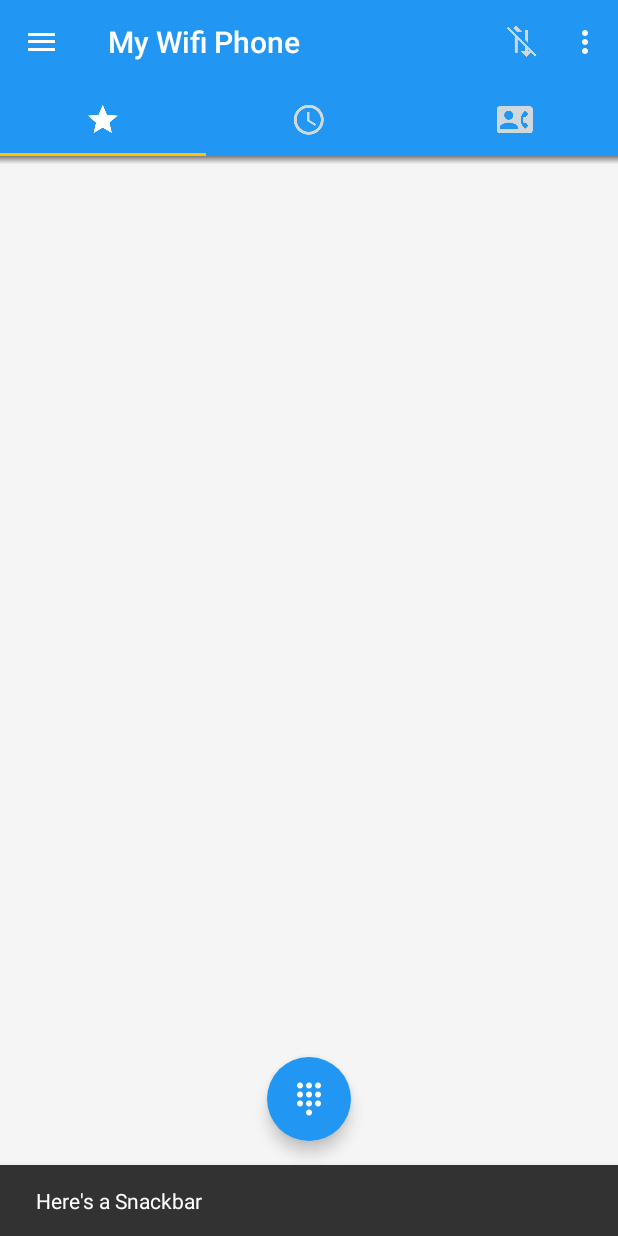
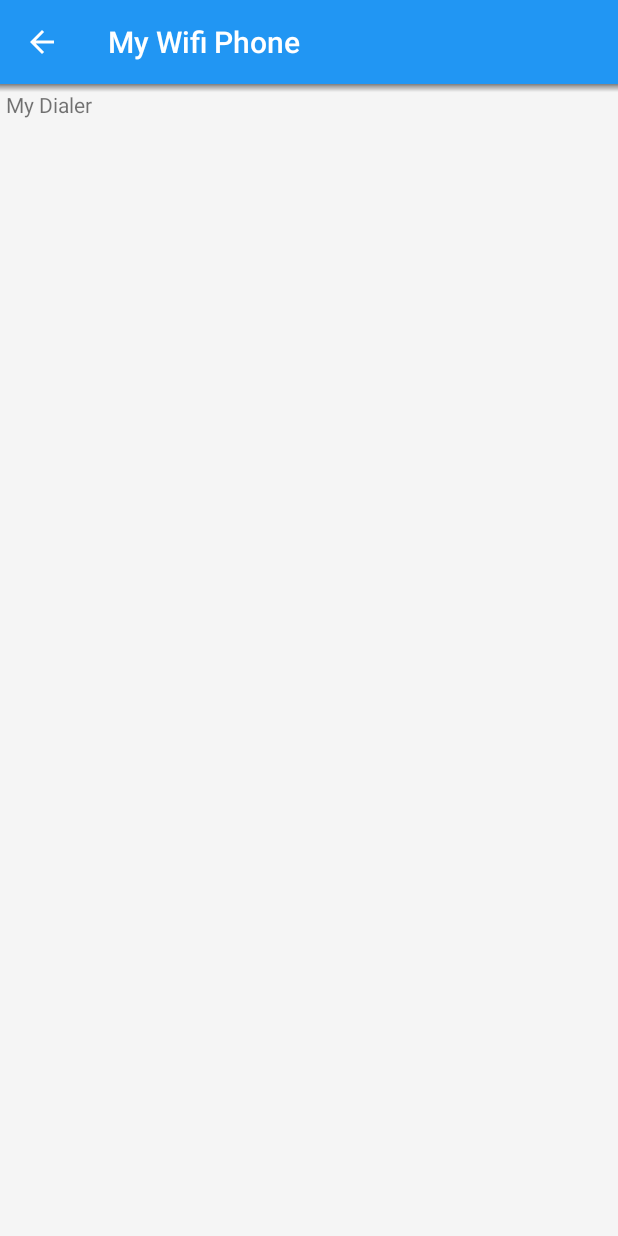
Before and after one commit to blouargant/MyWifiPhone, an Android app: the screen it shows after launch (MainActivity before the commit, DialerActivity after it), after a tap on an icon or button, on a phone screen of 412 x 824 dp. Run offline under Robolectric (Android 15) with nearby library versions, the phone set to English and light mode, and no system bars; libraries missing offline, so code that uses them is left out: java.security.acl; pictures from the network do not load; 4 statements that could not run were skipped.

Commit message:
Added DialerActivity and played around with transitions

```diff
--- a/app/src/main/AndroidManifest.xml
+++ b/app/src/main/AndroidManifest.xml
@@ -35,6 +35,11 @@
                 android:value=".MainActivity" />
         </activity>
 
+        <activity android:name=".DialerActivity">
+            <meta-data
+                android:name="android.support.PARENT_ACTIVITY"
+                android:value=".MainActivity" />
+        </activity>
 
         <!-- ATTENTION: This was auto-generated to add Google Play services to your project for
      App Indexing.  See https://g.co/AppIndexing/AndroidStudio for more information. -->
--- /dev/null
+++ b/app/src/main/java/com/xura/mywifiphone/DialerActivity.java
@@ -0,0 +1,119 @@
+package com.xura.mywifiphone;
+
+import android.net.Uri;
+import android.support.design.widget.TabLayout;
+import android.support.v4.app.NavUtils;
+import android.support.v4.widget.DrawerLayout;
+import android.support.v7.app.ActionBar;
+import android.support.v7.app.AppCompatActivity;
+import android.os.Bundle;
+import android.support.v7.widget.Toolbar;
+import android.view.MenuItem;
+import android.view.View;
+import android.widget.FrameLayout;
+
+import com.google.android.gms.appindexing.Action;
+import com.google.android.gms.appindexing.AppIndex;
+import com.google.android.gms.common.api.GoogleApiClient;
+
+public class DialerActivity extends AppCompatActivity {
+
+    private DrawerLayout mDrawerLayout;
+    /**
+     * ATTENTION: This was auto-generated to implement the App Indexing API.
+     * See https://g.co/AppIndexing/AndroidStudio for more information.
+     */
+    private GoogleApiClient client;
+
+    @Override
+    protected void onCreate(Bundle savedInstanceState) {
+        super.onCreate(savedInstanceState);
+        setContentView(R.layout.dialer_layout);
+
+        Toolbar appToolbar = (Toolbar) findViewById(R.id.top_app_bar);
+        setSupportActionBar(appToolbar);
+        // Remove the tab view
+        TabLayout Tab_layout = (TabLayout) findViewById(R.id.tabs_app_bar);
+        Tab_layout.setVisibility(View.GONE);
+
+        /*
+        getSupportActionBar().setHomeButtonEnabled(true);
+        getSupportActionBar().setDisplayHomeAsUpEnabled(true);
+        */
+        final ActionBar ab = getSupportActionBar();
+        assert ab != null;
+        ab.setHomeButtonEnabled(true);
+        ab.setDisplayHomeAsUpEnabled(true);
+        mDrawerLayout = (DrawerLayout) findViewById(R.id.settings_drawer_layout);
+
+
+
+        // ATTENTION: This was auto-generated to implement the App Indexing API.
+        // See https://g.co/AppIndexing/AndroidStudio for more information.
+        client = new GoogleApiClient.Builder(this).addApi(AppIndex.API).build();
+    }
+
+    @Override
+    public boolean onOptionsItemSelected(MenuItem item) {
+        // Handle action bar item clicks here. The action bar will
+        // automatically handle clicks on the Home/Up button, so long
+        // as you specify a parent activity in AndroidManifest.xml.
+        int id = item.getItemId();
+
+        //noinspection SimplifiableIfStatement
+        if (id == R.id.action_settings) {
+            return true;
+        }
+        if (id == android.R.id.home) {
+            NavUtils.navigateUpFromSameTask(this);
+        }
+        return super.onOptionsItemSelected(item);
+    }
+
+
+
+
+
+
+
+
+    @Override
+    public void onStart() {
+        super.onStart();
+
+        // ATTENTION: This was auto-generated to implement the App Indexing API.
+        // See https://g.co/AppIndexing/AndroidStudio for more information.
+        client.connect();
+        Action viewAction = Action.newAction(
+                Action.TYPE_VIEW, // TODO: choose an action type.
+                "AccountSettings Page", // TODO: Define a title for the content shown.
+                // TODO: If you have web page content that matches this app activity's content,
+                // make sure this auto-generated web page URL is correct.
+                // Otherwise, set the URL to null.
+                Uri.parse("http://host/path"),
+                // TODO: Make sure this auto-generated app URL is correct.
+                Uri.parse("android-app://com.xura.mywifiphone/http/host/path")
+        );
+        AppIndex.AppIndexApi.start(client, viewAction);
+    }
+
+    @Override
+    public void onStop() {
+        super.onStop();
+
+        // ATTENTION: This was auto-generated to implement the App Indexing API.
+        // See https://g.co/AppIndexing/AndroidStudio for more information.
+        Action viewAction = Action.newAction(
+                Action.TYPE_VIEW, // TODO: choose an action type.
+                "AccountSettings Page", // TODO: Define a title for the content shown.
+                // TODO: If you have web page content that matches this app activity's content,
+                // make sure this auto-generated web page URL is correct.
+                // Otherwise, set the URL to null.
+                Uri.parse("http://host/path"),
+                // TODO: Make sure this auto-generated app URL is correct.
+                Uri.parse("android-app://com.xura.mywifiphone/http/host/path")
+        );
+        AppIndex.AppIndexApi.end(client, viewAction);
+        client.disconnect();
+    }
+}
--- a/app/src/main/java/com/xura/mywifiphone/FavoritesFragment.java
+++ b/app/src/main/java/com/xura/mywifiphone/FavoritesFragment.java
@@ -1,10 +1,13 @@
 package com.xura.mywifiphone;
 
+import android.app.Activity;
 import android.content.Context;
 import android.content.Intent;
 import android.net.Uri;
 import android.os.Bundle;
 import android.support.annotation.Nullable;
+import android.support.v4.app.ActivityCompat;
+import android.support.v4.app.ActivityOptionsCompat;
 import android.support.v4.app.Fragment;
 import android.support.v4.view.ViewPager;
 import android.support.v7.widget.GridLayoutManager;
@@ -85,6 +88,7 @@ public class FavoritesFragment extends Fragment {
         private int mBackground;
         private List<String> mValues;
         private Contacts contacts;
+        private Activity mActivity;
 
         public static class ViewHolder extends RecyclerView.ViewHolder {
             public String mBoundString;
@@ -111,6 +115,7 @@ public class FavoritesFragment extends Fragment {
         }
 
         public SimpleStringRecyclerViewAdapter(Context context, Contacts contacsRef) {
+            mActivity = (Activity) context;
             context.getTheme().resolveAttribute(R.attr.selectableItemBackground, mTypedValue, true);
             mBackground = mTypedValue.resourceId;
             contacts = contacsRef;
@@ -147,7 +152,9 @@ public class FavoritesFragment extends Fragment {
                     //intent.putExtra(ContactDetailActivity.EXTRA_NAME, holder.mBoundString);
                     //String backdrop = String.valueOf(contacts.getDrawableBackground(holder.mBoundString));
                     //intent.putExtra(ContactDetailActivity.BACKGROUND, backdrop);
-                    context.startActivity(intent);
+                    ActivityOptionsCompat options = ActivityOptionsCompat.makeScaleUpAnimation(holder.mView, 0 , 0 ,holder.mView.getWidth(), holder.mView.getHeight());
+                    ActivityCompat.startActivity(mActivity, intent, options.toBundle());
+                    //context.startActivity(intent);
                 }
             });
             LinearLayout fav_layout = (LinearLayout)holder.mView.findViewById(R.id.favorite_item_layout);
--- a/app/src/main/java/com/xura/mywifiphone/MainActivity.java
+++ b/app/src/main/java/com/xura/mywifiphone/MainActivity.java
@@ -5,6 +5,7 @@ import android.animation.Animator;
 import android.animation.AnimatorListenerAdapter;
 import android.animation.ObjectAnimator;
 import android.app.Activity;
+import android.app.ActivityOptions;
 import android.content.Intent;
 import android.content.pm.PackageManager;
 import android.os.AsyncTask;
@@ -14,6 +15,7 @@ import android.support.design.widget.FloatingActionButton;
 import android.support.design.widget.Snackbar;
 import android.support.design.widget.TabLayout;
 import android.support.v4.app.ActivityCompat;
+import android.support.v4.app.ActivityOptionsCompat;
 import android.support.v4.app.Fragment;
 import android.support.v4.app.FragmentManager;
 import android.support.v4.app.FragmentPagerAdapter;
@@ -150,13 +152,19 @@ public class MainActivity extends AppCompatActivity {
 
 
         final FloatingActionButton fab = (FloatingActionButton) findViewById(R.id.fab);
+        fab.show();
+
         fab.setOnClickListener(new View.OnClickListener() {
             @Override
             public void onClick(View view) {
-                Snackbar.make(view, "Here's a Snackbar", Snackbar.LENGTH_LONG)
-                        .setAction("Action", null).show();
-            }
-        });
+                //fab.hide();
+                Intent intent = new Intent(MainActivity.this, DialerActivity.class);
+                ActivityOptionsCompat options = ActivityOptionsCompat.makeSceneTransitionAnimation(MainActivity.this);
+                //ActivityOptionsCompat options = ActivityOptionsCompat.makeScaleUpAnimation(view, 0 , 0 ,view.getWidth(), view.getHeight());
+                ActivityCompat.startActivity(MainActivity.this, intent, options.toBundle());
+
+                }
+            });
 
         tabLayout = (TabLayout) findViewById(R.id.tabs_app_bar);
         tabLayout.setupWithViewPager(viewPager);
--- /dev/null
+++ b/app/src/main/res/layout/dialer_layout.xml
@@ -0,0 +1,36 @@
+<?xml version="1.0" encoding="utf-8"?>
+<android.support.v4.widget.DrawerLayout
+    android:id="@+id/settings_drawer_layout"
+    xmlns:android="http://schemas.android.com/apk/res/android"
+    xmlns:tools="http://schemas.android.com/tools"
+    xmlns:app="http://schemas.android.com/apk/res-auto"
+    android:layout_width="match_parent"
+    android:layout_height="match_parent"
+    android:fitsSystemWindows="true">
+
+    <RelativeLayout
+        android:layout_width="match_parent"
+        android:layout_height="match_parent"
+        tools:context="com.xura.mywifiphone.DialerActivity">
+
+        <include
+            android:id="@+id/app_bar"
+            layout="@layout/app_bar"/>
+
+        <View
+            android:id="@+id/toolbar_dropshadow_view"
+            android:layout_width="match_parent"
+            android:layout_height="5dp"
+            android:layout_below="@id/app_bar"
+            android:background="@drawable/toolbar_dropshadow" />
+
+        <TextView
+            android:layout_below="@+id/app_bar"
+            android:layout_width="wrap_content"
+            android:layout_height="wrap_content"
+            android:layout_margin="4dp"
+            android:text="My Dialer" />
+
+    </RelativeLayout>
+
+</android.support.v4.widget.DrawerLayout>
--- a/app/src/main/res/values/styles.xml
+++ b/app/src/main/res/values/styles.xml
@@ -9,6 +9,17 @@
         <item name="android:windowBackground">@color/window_background</item>
         <item name="android:windowDrawsSystemBarBackgrounds" tools:targetApi="21">true</item>
         <item name="android:statusBarColor" tools:targetApi="21">@android:color/transparent</item>
+        <!-- enable window content transitions -->
+        <item name="android:windowActivityTransitions" tools:targetApi="21">true</item>
+
+        <!-- specify enter and exit transitions -->
+        <item name="android:windowEnterTransition" tools:targetApi="21">@android:transition/slide_bottom</item>
+        <item name="android:windowExitTransition" tools:targetApi="21">@android:transition/slide_top</item>
+        <item name="android:windowContentTransitions" tools:targetApi="21">true</item>
+        <item name="android:windowAllowEnterTransitionOverlap" tools:targetApi="21">true</item>
+        <item name="android:windowAllowReturnTransitionOverlap" tools:targetApi="21">true</item>
+        <item name="android:windowSharedElementEnterTransition" tools:targetApi="21">@android:transition/slide_left</item>
+        <item name="android:windowSharedElementExitTransition" tools:targetApi="21">@android:transition/slide_right</item>
         <!--<item name="android:windowTranslucentStatus" tools:targetApi="kitkat">true</item>-->
     </style>
     <style name="toolBarTheme" parent="ThemeOverlay.AppCompat.Dark">
```
